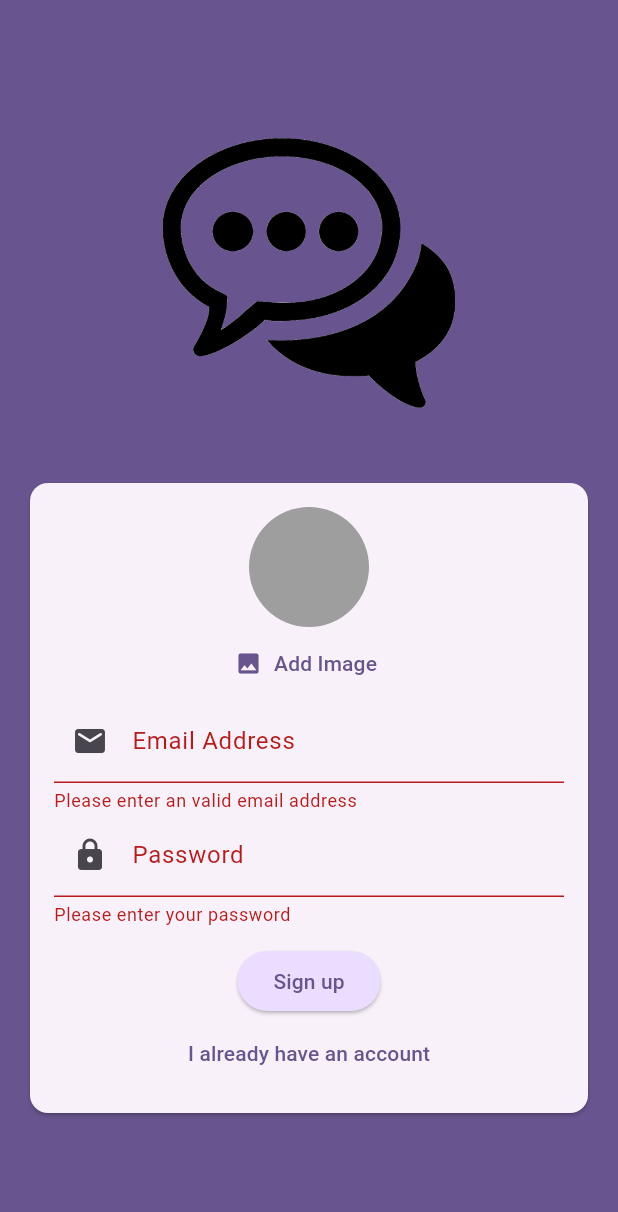
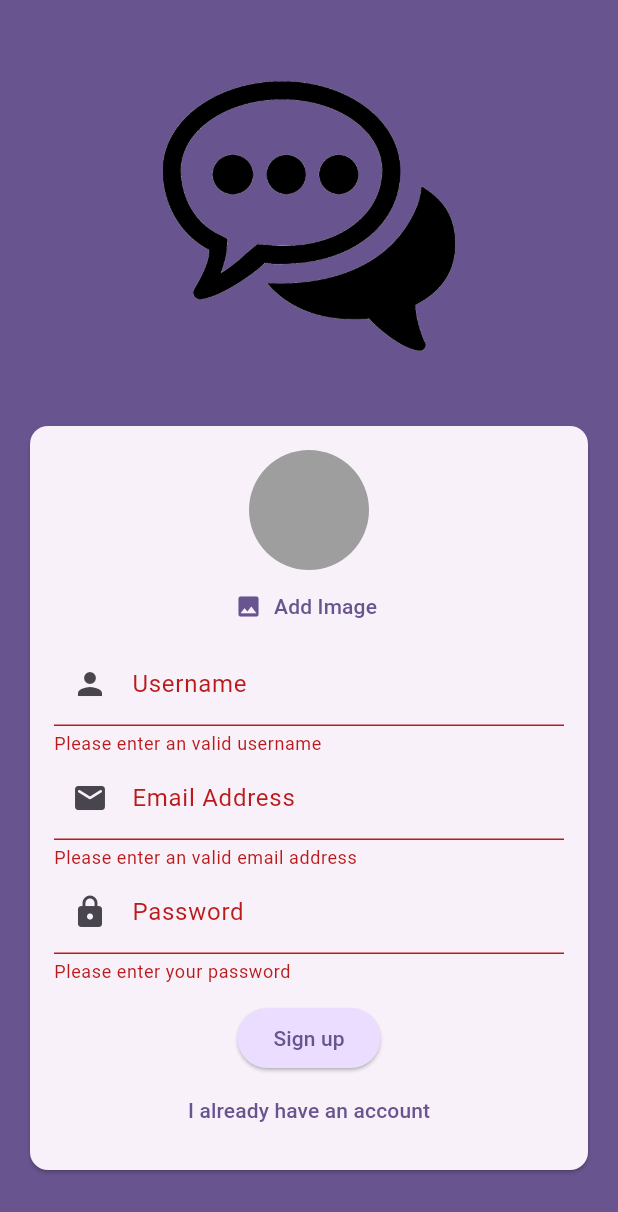
Before and after one commit to MasameEh/Chat_Application, a Flutter app: the screen it shows after launch, after a tap on "Login", after a tap on "Create an account", after a tap on "Add Image", on a phone screen of 412 x 824 dp. Shown: the top 1212 px of the screen. Run offline on Flutter 3.47's test engine with Material 2 defaults, Android fonts, the phone set to English and light mode, and no system bars; our stand-ins replace bloc, cloud_firestore, conditional_builder_null_safety, firebase_auth, firebase_core, firebase_storage and 2 more; accounts and stored records are empty.

Commit message:
fix add user image errors and added username to signup

```diff
--- a/lib/main.dart
+++ b/lib/main.dart
@@ -27,7 +27,7 @@ Future<void> main() async {
         create: (BuildContext context) => AppAuthCubit(),
         ),
       ],
-        child: MyApp(),
+        child: const MyApp(),
       )
   );
 }
--- a/lib/screens/auth_screen/auth.dart
+++ b/lib/screens/auth_screen/auth.dart
@@ -1,8 +1,7 @@
-import 'dart:io';
-
 import 'package:chat_application/screens/auth_screen/cubit/cubit.dart';
 import 'package:chat_application/screens/auth_screen/cubit/states.dart';
 import 'package:chat_application/widgets/user_image.dart';
+import 'package:conditional_builder_null_safety/conditional_builder_null_safety.dart';
 import 'package:flutter/material.dart';
 import 'package:flutter_bloc/flutter_bloc.dart';
 
@@ -17,7 +16,7 @@ class _AuthScreenState extends State<AuthScreen> {
   final _formKey = GlobalKey<FormState>();
   final _emailAddressController = TextEditingController();
   final _passwordController = TextEditingController();
-
+  final _userNameController = TextEditingController();
 
   @override
   void dispose() {
@@ -34,7 +33,7 @@ class _AuthScreenState extends State<AuthScreen> {
     {
       var valid = _formKey.currentState!.validate();
 
-      if(!valid )
+      if(!valid || (cubit.selectedImage == null && !cubit.isLogin))
       {
         return;
       }
@@ -43,7 +42,7 @@ class _AuthScreenState extends State<AuthScreen> {
         cubit.userLogin(email: _emailAddressController.text, password: _passwordController.text);
       }else
       {
-        cubit.userRegister(email: _emailAddressController.text, password: _passwordController.text);
+        cubit.userRegister(email: _emailAddressController.text, password: _passwordController.text, username: _userNameController.text);
       }
     }
     return BlocConsumer<AppAuthCubit, AppAuthStates>(
@@ -54,14 +53,14 @@ class _AuthScreenState extends State<AuthScreen> {
                  print(state.error);
                  ScaffoldMessenger.of(context).clearSnackBars();
                  ScaffoldMessenger.of(context).showSnackBar(
-                   SnackBar(content: Text(state.error ?? 'Authentication failed.'),),
+                   SnackBar(content: Text(state.error),),
                  );
                }
                if (state is AppRegisterErrorState)
                {
                  ScaffoldMessenger.of(context).clearSnackBars();
                  ScaffoldMessenger.of(context).showSnackBar(
-                   SnackBar(content: Text(state.error ?? 'Authentication failed.'),),
+                   SnackBar(content: Text(state.error),),
                  );
                }
              },
@@ -94,10 +93,28 @@ class _AuthScreenState extends State<AuthScreen> {
                                  child: Column(
                                    children: [
                                      if(!cubit.isLogin) UserImage(
-                                         onPickImage: (File pickedImage)
-                                         {
-                                           cubit.selectedImage = pickedImage;
+                                         onPickImage: cubit.navigateSelectedImage,
+                                     ),
+                                     TextFormField(
+                                       controller: _userNameController,
+                                       keyboardType: TextInputType.name,
+                                       decoration: const InputDecoration(
+                                         labelText: 'Username',
+                                         prefixIcon: Icon(Icons.person,),
+                                       ),
+                                       onFieldSubmitted: (_)
+                                       {
+                                         submit(cubit);
+                                       },
+                                       validator: (value)
+                                       {
+                                         if (value == null || value.isEmpty || value.trim().isEmpty || value.length < 5) {
+                                           return 'Please enter an valid username';
                                          }
+                                         return null;
+                                       },
+                                       autocorrect: false,
+                                       textCapitalization: TextCapitalization.none,
                                      ),
                                      TextFormField(
                                        controller: _emailAddressController,
@@ -146,13 +163,19 @@ class _AuthScreenState extends State<AuthScreen> {
                                        obscureText: true,
                                      ),
                                      const SizedBox(height: 12.0),
-                                     ElevatedButton(
-                                       onPressed: (){submit(cubit);},
-                                       style: ElevatedButton.styleFrom(
-                                         backgroundColor: Theme.of(context).colorScheme.primaryContainer,
+                                     ConditionalBuilder(
+                                       condition: state is! AppRegisterLoadingState && state is! AppLoginLoadingState,
+                                       builder: (context) =>  ElevatedButton(
+                                         onPressed: (){submit(cubit);},
+                                         style: ElevatedButton.styleFrom(
+                                           backgroundColor: Theme.of(context).colorScheme.primaryContainer,
+                                         ),
+                                         child: Text(cubit.isLogin ? 'Login' : 'Sign up'),
                                        ),
-                                       child: Text(cubit.isLogin ? 'Login' : 'Sign up'),
+                                       fallback: (context) => const Center(
+                                           child: CircularProgressIndicator()),
                                      ),
+
                                      TextButton(
                                        onPressed: () {
                                          cubit.changeBetweenLoginSignUp();
--- a/lib/screens/auth_screen/cubit/states.dart
+++ b/lib/screens/auth_screen/cubit/states.dart
@@ -23,3 +23,5 @@ class AppRegisterErrorState extends AppAuthStates {
 class AppChangePasswordVisibilityState extends AppAuthStates {}
 
 class AppChangeBetweenLoginSignUpState extends AppAuthStates {}
+
+class AppNavigateSelectedImageState extends AppAuthStates {}
--- a/lib/widgets/cubit.dart
+++ b/lib/widgets/cubit.dart
@@ -11,7 +11,7 @@ class AppWidgetsCubit extends Cubit<AppWidgetsStates> {
 
   File? pickedImageFile;
 
-  void pickImage() async
+  Future pickImage() async
   {
     final XFile? pickedImage = await ImagePicker().pickImage(
         source: ImageSource.gallery,
@@ -24,7 +24,6 @@ class AppWidgetsCubit extends Cubit<AppWidgetsStates> {
     }
     pickedImageFile = File(pickedImage.path);
 
-
     emit(AppChangeImageState());
   }
 
--- a/lib/widgets/user_image.dart
+++ b/lib/widgets/user_image.dart
@@ -28,10 +28,11 @@ class UserImage extends StatelessWidget {
                   radius: 40,
                 ),
                 TextButton.icon(
-                  onPressed: ()
-                  {
-                    cubit.pickImage();
-                    onPickImage(cubit.pickedImageFile!);
+                  onPressed: () async{
+                      await cubit.pickImage();
+                      if (cubit.pickedImageFile != null) {
+                        onPickImage(cubit.pickedImageFile!);
+                      }
                   },
                   icon: const Icon(Icons.image),
                   label: Text('Add Image',
--- a/pubspec.yaml
+++ b/pubspec.yaml
@@ -42,6 +42,7 @@ dependencies:
   bloc: ^8.1.3
   firebase_storage: ^11.6.0
   image_picker: ^1.0.7
+  conditional_builder_null_safety: ^0.0.6
 
 dev_dependencies:
   flutter_test:
```
Also changed, not shown: lib/screens/auth_screen/cubit/cubit.dart (+20 -2 lines), lib/widgets/states.dart (line endings or trailing spaces), pubspec.lock.
